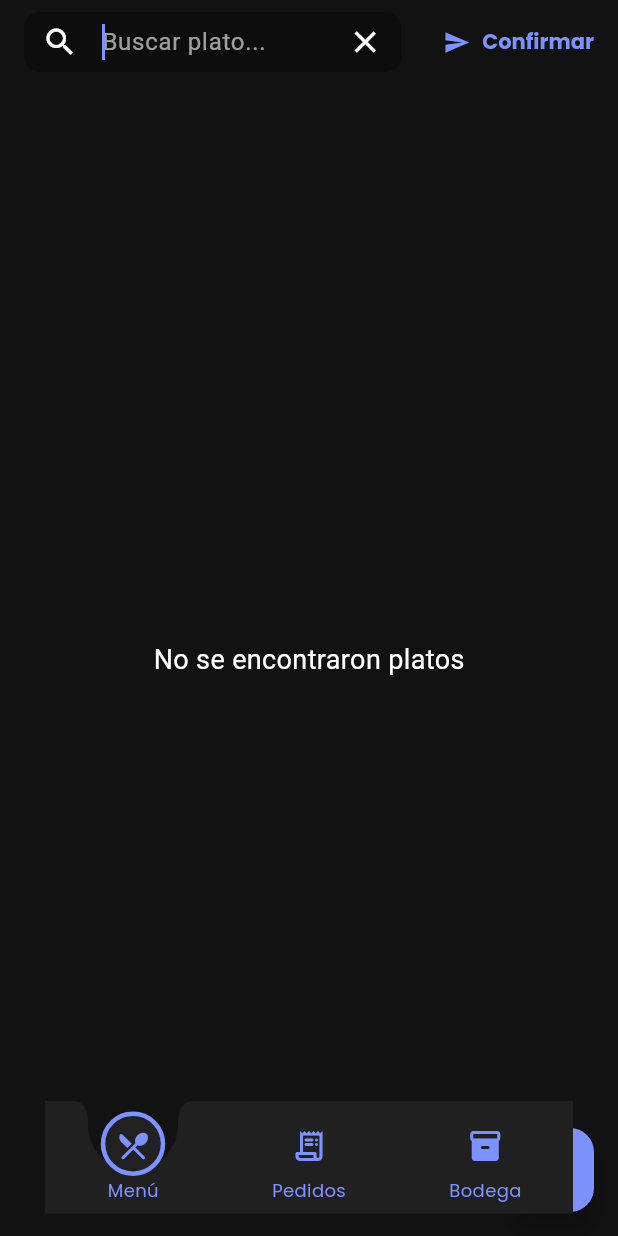
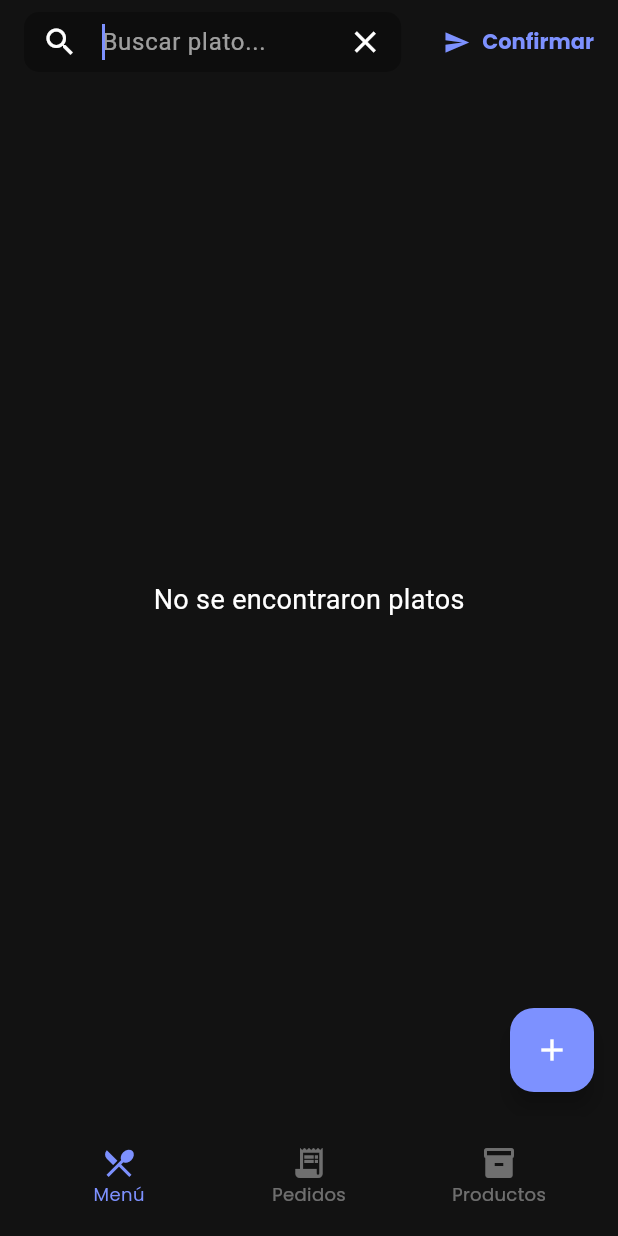
Before and after one commit to Erick-Calvache/cevicheria_app, a Flutter app: the HomePage screen opened by its route, after a tap on the "search" icon, on a phone screen of 412 x 824 dp. Run offline on Flutter 3.47's test engine with Material 3 defaults, Android fonts, the phone set to English and light mode, and no system bars; our stand-ins replace audioplayers, cloud_firestore, device_info_plus, firebase_core, firebase_messaging, flutter_local_notifications and 6 more; accounts and stored records are empty.

Commit message:
eliminacion de navegacion por falta de pulir

```diff
--- a/lib/pages/circle_notch_painter.dart
+++ /dev/null
@@ -1,37 +0,0 @@
-import 'package:flutter/material.dart';
-
-class BottomNavPainter extends CustomPainter {
-  final double notchX;
-
-  BottomNavPainter({required this.notchX});
-
-  @override
-  void paint(Canvas canvas, Size size) {
-    final paint = Paint()..color = const Color.fromARGB(255, 32, 32, 32);
-
-    final path =
-        Path()
-          ..moveTo(0, 0)
-          //ajuste del corte notch
-          ..lineTo(notchX - 40, 0)
-          ..quadraticBezierTo(notchX - 30, 0, notchX - 30, 16)
-          ..arcToPoint(
-            Offset(notchX + 30, 16),
-            radius: const Radius.circular(30),
-            clockwise: false,
-          )
-          ..quadraticBezierTo(notchX + 30, 0, notchX + 40, 0)
-          //fin de ajuste de corte notch
-          ..lineTo(size.width, 0)
-          ..lineTo(size.width, size.height)
-          ..lineTo(0, size.height)
-          ..close();
-
-    canvas.drawPath(path, paint);
-  }
-
-  @override
-  bool shouldRepaint(covariant BottomNavPainter oldDelegate) {
-    return oldDelegate.notchX != notchX;
-  }
-}
--- a/lib/pages/home_page.dart
+++ b/lib/pages/home_page.dart
@@ -1,11 +1,8 @@
 import 'package:cevicheria_app/pages/menu_page.dart';
-import 'package:cevicheria_app/pages/pedidos_page.dart';
-import 'package:cevicheria_app/pages/productos_page.dart';
 import 'package:cevicheria_app/theme.dart';
 import 'package:flutter/material.dart';
-import 'package:flutter/services.dart';
-
-import 'package:cevicheria_app/pages/circle_notch_painter.dart';
+import 'pedidos_page.dart';
+import 'productos_page.dart';
 
 class HomePage extends StatefulWidget {
   const HomePage({super.key});
@@ -14,11 +11,10 @@ class HomePage extends StatefulWidget {
   State<HomePage> createState() => _HomePageState();
 }
 
-class _HomePageState extends State<HomePage>
-    with SingleTickerProviderStateMixin {
+class _HomePageState extends State<HomePage> with TickerProviderStateMixin {
   int _selectedIndex = 0;
   late AnimationController _controller;
-  late Animation<double> _animation;
+  late Animation<double> _offsetAnimation;
 
   final List<Widget> _pages = const [
     MenuPage(),
@@ -26,28 +22,39 @@ class _HomePageState extends State<HomePage>
     ProductosPage(),
   ];
 
-  // Coordenadas relativas para los íconos (x de 0 a 1, y también)
-  List<Map<String, double>> iconPositions = [
-    {'x': 0.167, 'y': 0.56}, // Menú
-    {'x': 0.50, 'y': 0.56}, // Pedidos (centro)
-    {'x': 0.834, 'y': 0.56}, // Productos
-  ];
-
   @override
   void initState() {
     super.initState();
     _controller = AnimationController(
       vsync: this,
-      duration: const Duration(milliseconds: 200),
+      duration: const Duration(milliseconds: 300),
     );
-    _animation = CurvedAnimation(parent: _controller, curve: Curves.easeInOut);
+
+    _offsetAnimation = Tween<double>(
+      begin: -20, // Comienza desde arriba
+      end: 0,
+    ).animate(
+      CurvedAnimation(
+        parent: _controller,
+        curve: Curves.easeInOut, // Suaviza la animación
+      ),
+    );
+
+    // Iniciar con animación por defecto
+    _controller.forward(from: 0);
+  }
+
+  @override
+  void dispose() {
+    _controller.dispose();
+    super.dispose();
   }
 
   void _onItemTapped(int index) {
     if (_selectedIndex != index) {
       setState(() {
         _selectedIndex = index;
-        _controller.forward(from: 0).then((_) => _controller.reverse());
+        _controller.forward(from: 0); // reinicia animación al seleccionar nuevo
       });
     }
   }
@@ -55,160 +62,112 @@ class _HomePageState extends State<HomePage>
   @override
   Widget build(BuildContext context) {
     return Scaffold(
-      // Eliminamos backgroundColor aquí
-      body: Stack(
-        children: [
-          // Fondo rojo
-          Container(color: const Color.fromARGB(255, 172, 21, 21)),
-
-          // Página activa
-          Positioned.fill(child: _pages[_selectedIndex]),
-
-          // Notch y navegación
-          Align(
-            alignment: Alignment.bottomCenter,
-            child: SafeArea(
-              top: false,
-              child: Padding(
-                padding: const EdgeInsets.symmetric(
-                  horizontal: 30,
-                  vertical: 15,
-                ),
-                child: SizedBox(
-                  height: 75,
-                  child: LayoutBuilder(
-                    builder: (context, constraints) {
-                      final double width = constraints.maxWidth;
-                      final double itemWidth = width / 3;
-                      final double circleLeft =
-                          itemWidth * _selectedIndex + itemWidth / 2 - 21.5;
-                      final double circleTop = 7;
-
-                      return Stack(
-                        clipBehavior: Clip.none,
-                        children: [
-                          // Notch pintado
-                          CustomPaint(
-                            size: Size(width, 75),
-                            painter: BottomNavPainter(
-                              notchX: circleLeft + 21.5,
-                            ),
-                          ),
-
-                          // Círculo animado
-                          AnimatedPositioned(
-                            duration: const Duration(milliseconds: 300),
-                            curve: Curves.easeInOut,
-                            left: circleLeft,
-                            top: circleTop,
-                            child: Container(
-                              width: 43,
-                              height: 43,
-                              decoration: BoxDecoration(
-                                color: const Color.fromARGB(255, 33, 33, 33),
-                                shape: BoxShape.circle,
-                                border: Border.all(
-                                  color: AppTheme.primaryColor,
-                                  width: 3,
-                                ),
-                              ),
-                            ),
-                          ),
-
-                          // Íconos
-                          ...List.generate(3, (index) {
+      body: _pages[_selectedIndex],
+      bottomNavigationBar: ClipPath(
+        clipper: InvertedTopCornersClipper(),
+        child: BottomAppBar(
+          color: AppTheme.backgroundColor,
+          child: Row(
+            mainAxisAlignment: MainAxisAlignment.spaceAround,
+            children: List.generate(3, (index) {
               IconData iconData;
               String label;
 
               switch (index) {
                 case 0:
-                                iconData = Icons.restaurant_menu_rounded;
+                  iconData = Icons.restaurant_menu;
                   label = 'Menú';
                   break;
                 case 1:
-                                iconData = Icons.receipt_long_rounded;
+                  iconData = Icons.receipt_long;
                   label = 'Pedidos';
                   break;
                 case 2:
                 default:
-                                iconData = Icons.inventory_2_rounded;
-                                label = 'Bodega';
+                  iconData = Icons.inventory_2;
+                  label = 'Productos';
                   break;
               }
 
               final isSelected = _selectedIndex == index;
-                            final iconX = width * iconPositions[index]['x']!;
-                            final iconY = 75 * iconPositions[index]['y']!;
 
-                            return Positioned(
-                              left: iconX - 25,
-                              top: iconY - 24,
+              return Expanded(
                 child: GestureDetector(
                   onTap: () => _onItemTapped(index),
                   child: AnimatedBuilder(
-                                  animation: _animation,
+                    animation: _controller,
                     builder: (context, child) {
-                                    double offsetY = 0;
-                                    if (_selectedIndex == index) {
-                                      offsetY = -8 * _animation.value;
-                                    }
+                      final offsetY = isSelected ? _offsetAnimation.value : 0.0;
+
                       return Transform.translate(
                         offset: Offset(0, offsetY),
-                                      child: child,
-                                    );
-                                  },
-                                  child: SizedBox(
-                                    width: 50,
-                                    height: 50,
-                                    child: Stack(
-                                      alignment: Alignment.topCenter,
+                        child: Column(
+                          mainAxisSize: MainAxisSize.min,
                           children: [
-                                        AnimatedBuilder(
-                                          animation: _animation,
-                                          builder: (context, childIcon) {
-                                            double offsetY = 0;
-                                            if (_selectedIndex == index) {
-                                              offsetY = -8 * _animation.value;
-                                            }
-                                            return Transform.translate(
-                                              offset: Offset(0, offsetY),
-                                              child: childIcon,
-                                            );
-                                          },
-                                          child: Icon(
+                            Icon(
                               iconData,
-                                            size: 24,
-                                            color: AppTheme.primaryColor,
+                              color:
+                                  isSelected
+                                      ? const Color.fromARGB(255, 125, 145, 255)
+                                      : const Color.fromARGB(
+                                        100,
+                                        255,
+                                        255,
+                                        255,
                                       ),
                             ),
-                                        Positioned(
-                                          bottom: 0,
-                                          child: Text(
+                            Text(
                               label,
-                                            textAlign: TextAlign.center,
                               style: TextStyle(
+                                color:
+                                    isSelected
+                                        ? const Color.fromARGB(
+                                          255,
+                                          125,
+                                          145,
+                                          255,
+                                        )
+                                        : const Color.fromARGB(
+                                          100,
+                                          255,
+                                          255,
+                                          255,
+                                        ),
                                 fontSize: 12,
-                                              color: AppTheme.primaryColor,
-                                            ),
-                                          ),
-                                        ),
-                                      ],
-                                    ),
-                                  ),
-                                ),
-                              ),
-                            );
-                          }),
-                        ],
-                      );
-                    },
-                  ),
-                ),
-              ),
                               ),
                             ),
                           ],
                         ),
                       );
+                    },
+                  ),
+                ),
+              );
+            }),
+          ),
+        ),
+      ),
+    );
   }
 }
+
+class InvertedTopCornersClipper extends CustomClipper<Path> {
+  @override
+  Path getClip(Size size) {
+    const radius = 30.0;
+    final path = Path();
+
+    path.moveTo(radius, 0);
+    path.quadraticBezierTo(0, 0, 0, radius);
+    path.lineTo(0, size.height);
+    path.lineTo(size.width, size.height);
+    path.lineTo(size.width, radius);
+    path.quadraticBezierTo(size.width, 0, size.width - radius, 0);
+    path.close();
+
+    return path;
+  }
+
+  @override
+  bool shouldReclip(CustomClipper<Path> oldClipper) => false;
+}
```
Lines whose indentation alone changed are shown as unchanged.
